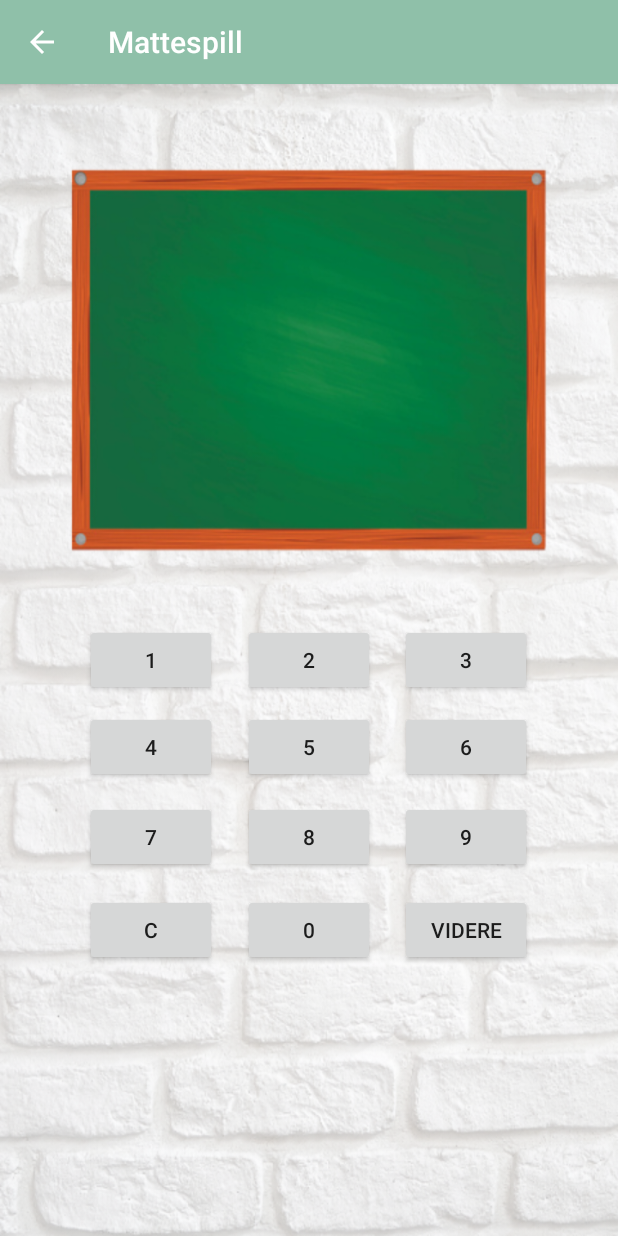
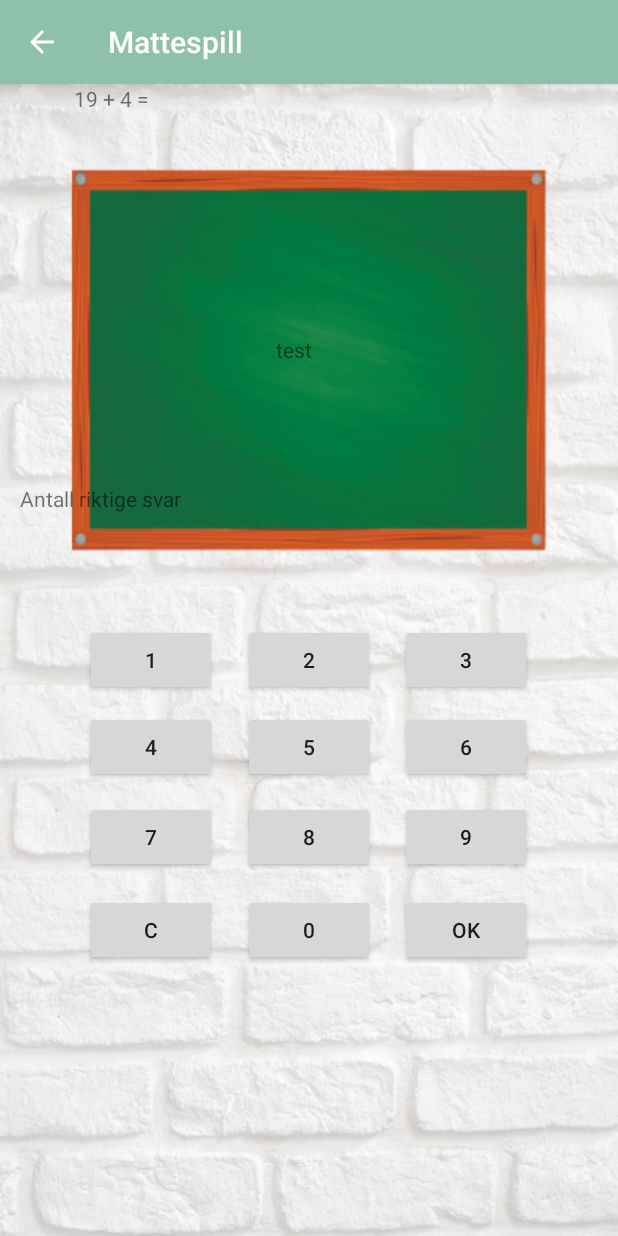
Before and after one commit to synneangell/Android-Mattespill, an Android app: the StartSpill screen opened directly, with no data from a screen before it, on a phone screen of 412 x 824 dp. Run offline under Robolectric (Android 15) with nearby library versions, the phone set to English and light mode, and no system bars; 2 statements that could not run were skipped.

Commit message:
Litt mer kode

```diff
--- a/app/src/main/java/mattespill/com/example/myapplication/MainActivity.java
+++ b/app/src/main/java/mattespill/com/example/myapplication/MainActivity.java
@@ -17,10 +17,6 @@ public class MainActivity extends AppCompatActivity {
     protected void onCreate(Bundle savedInstanceState) {
         super.onCreate(savedInstanceState);
         setContentView(R.layout.activity_main);
-
-        /*********************************************
-         * Dette er metoder som åpner de forskjellige aktivitetene
-         *********************************************/
 
         startSpill = findViewById(R.id.startSpill);
         startSpill.setOnClickListener(new View.OnClickListener(){
--- a/app/src/main/java/mattespill/com/example/myapplication/StartSpill.java
+++ b/app/src/main/java/mattespill/com/example/myapplication/StartSpill.java
@@ -6,7 +6,9 @@ import android.content.res.Resources;
 import android.os.Bundle;
 import android.util.Log;
 import android.view.View;
+import android.widget.Button;
 import android.widget.TextView;
+import android.widget.Toast;
 
 import java.util.Arrays;
 import java.util.List;
@@ -16,111 +18,186 @@ public class StartSpill extends AppCompatActivity {
 
     List<String> oppgArray;
     List<String> oppgSvar;
-    TextView brukerSvar;
+    List<Integer> indekserBrukt;
+    TextView textBrukerSvar;
     TextView textRegnestykket;
     TextView textAntallRiktig;
+    Integer antallRiktig;
     TextView oppgaverIgjen;
     Random index;
+    String brukerSvar;
+    Integer n;
+    String textSvar;
+    Integer antallStykker;
+
 
     @Override
     protected void onCreate(Bundle savedInstanceState) {
         super.onCreate(savedInstanceState);
         setContentView(R.layout.activity_start_spill);
 
-        oppgArray = Arrays.asList(getResources().getString(R.array.regnestykker));
-        oppgSvar = Arrays.asList(getResources().getString(R.array.regnestykkerSvar));
-        int antallRiktige = 0;
-        textAntallRiktig.setText(String.valueOf(antallRiktige));
+        oppgArray = Arrays.asList(getResources().getStringArray(R.array.regnestykker));
+        oppgSvar = Arrays.asList(getResources().getStringArray(R.array.regnestykkerSvar));
 
+        textRegnestykket = (TextView)findViewById(R.id.textRegnestykket);
+        textBrukerSvar = (TextView)findViewById(R.id.textBrukerSvar);
+        textAntallRiktig = (TextView)findViewById(R.id.textAntallRiktig);
+        brukerSvar = "";
         index = new Random();
+        antallRiktig = 0;
 
         randomGenerator();
 
 
-/*        int i = 0;
-        for(int i = 0; i<oppgSvar.size(); i++){
-            Log.d(" "+oppgSvar[i]);
-        }*/
 
-        //INNHOLD I SPILLET
-
-        /**
-         * Må hente arrayet med regnestykkene og arrayet med svarene.
-         * Må hente input fra brukeren som inneholder svaret på regnestykkene
-         * Må sette antall poeng brukren har, starter på null når spiller starter
-         * Må hente vindu hvor brukeren får tilbakemelding om svaret var riktig eller galt.
-         * Må sette de forskjellige knappene til å inneholde faktiske tallverdier
-         **/
+        //Lytter på knappene
+        final Button btn1 = (Button)findViewById(R.id.btn1);
+        final Button btn2 = (Button)findViewById(R.id.btn2);
+        final Button btn3 = (Button)findViewById(R.id.btn3);
+        final Button btn4 = (Button)findViewById(R.id.btn4);
+        final Button btn5 = (Button)findViewById(R.id.btn5);
+        final Button btn6 = (Button)findViewById(R.id.btn6);
+        final Button btn7 = (Button)findViewById(R.id.btn7);
+        final Button btn8 = (Button)findViewById(R.id.btn8);
+        final Button btn9 = (Button)findViewById(R.id.btn9);
+        final Button btn0 = (Button)findViewById(R.id.btn0);
+        final Button btnOk = (Button)findViewById(R.id.btnOk);
+        final Button btnC = (Button)findViewById(R.id.btnC);
 
 
-        /*public void numbersOnClick(View v){
+        btnC.setOnClickListener(new View.OnClickListener(){
+            public void onClick(View v){
+                ok();
+            }
+        });
 
-        }*/
 
-        /**
-         * Metode som går tilbake til forside og spør om man er sikker på om man vil
-         * avslutte spillet og resultatet blir da ikke lagret i statistikken.
-         */
+        btn1.setOnClickListener(new View.OnClickListener(){
+            public void onClick(View v){
+                settNummer(1);
+            }
+        });
 
-        /**
-         * Meode som randomiserer regnestykkene slik at de kommer i forskjellig
-         * rekkefølge hver gang et nytt spill starter
-         */
+        btn2.setOnClickListener(new View.OnClickListener(){
+            public void onClick(View v){
+                settNummer(2);
+            }
+        });
 
-        /**
-         * Metode som beregner hvilken oppgave man er på og hvor mange det er igjen og
-         * viser det i en textView
-         */
+        btn3.setOnClickListener(new View.OnClickListener(){
+            public void onClick(View v){
+                settNummer(3);
+            }
+        });
 
-        /**
-         * Metode som viser hvor mange riktive svar det er enn så lenge ift. hvor mange
-         * spørsmål/regnestykker det er igjen. F.eks. 5 av 10 riktige. Så kun de riktige
-         * svarene blir registrert i det textView-et
-         */
+        btn4.setOnClickListener(new View.OnClickListener(){
+            public void onClick(View v){
+                settNummer(4);
+            }
+        });
 
-        /**
-         * Metode hvor feil input fra bruker kan bli fjernet og skrevet inn
-         * på nytt. En clear-metode som sletter det som står i EditText (C)
-         */
+        btn5.setOnClickListener(new View.OnClickListener(){
+            public void onClick(View v){
+                settNummer(5);
+            }
+        });
 
-        /**
-         * Må ha en metode som sjekker input fra bruker mot det faktiske svaret på
-         * regnestykket i arrayet med korrekte svar og gi tilbakemelding på om svaret
-         * var riktig eller ikke + ta brukeren til neste regnestykket. Svaret skal
-         * sjekkes i det brukeren trykker på "Svar" knappen?
-         */
+        btn6.setOnClickListener(new View.OnClickListener(){
+            public void onClick(View v){
+                settNummer(6);
+            }
+        });
 
-        /**
-         * Metode som sier at max tallet man kan skrive inn i EditText er 2 tall, ellers
-         * får brukeren en alert
-         */
+        btn7.setOnClickListener(new View.OnClickListener(){
+            public void onClick(View v){
+                settNummer(7);
+            }
+        });
+
+        btn8.setOnClickListener(new View.OnClickListener(){
+            public void onClick(View v){
+                settNummer(8);
+            }
+        });
+
+        btn9.setOnClickListener(new View.OnClickListener(){
+            public void onClick(View v){
+                settNummer(9);
+            }
+        });
+
+        btn0.setOnClickListener(new View.OnClickListener(){
+            public void onClick(View v){
+                settNummer(0);
+            }
+        });
+
     }
 
     public void randomGenerator(){
-        int n  = (int)(Math.random() * (24 - 0) + 24); //får ut random tall fra 0 til 24 (index størrelsen)
+        int øvreGrense = 25;
+        n  = index.nextInt(øvreGrense); //får ut random tall fra 0 til 24 (index størrelsen)
+
+        int i =0;
+        while(i < indekserBrukt.size()){
+            if(n==indekserBrukt.get(i)){
+                n  = index.nextInt(øvreGrense); //får ut random tall fra 0 til 24 (index størrelsen)
+
+            }
+        }
+        indekserBrukt.add(n);
+        Log.d("Verdien til n i random", String.valueOf(n));
+
         textRegnestykket.setText(oppgArray.get(n));
+    }
 
+    public void resetSvar(View v){
+        textBrukerSvar.setText("");
     }
 
     public void ikkeGjentagende(){
 
     }
 
+    public void settNummer(int nummer){
+        String input = String.valueOf(nummer);
+        brukerSvar = brukerSvar + input;
+        textBrukerSvar.setText(brukerSvar);
+        Log.d("Test", brukerSvar);
+    }
 
-    public void maxNummer(){
-        int sjekkNr = brukerSvar.length();
-        if(sjekkNr > 2){
-            Log.d("ALERT", "Maks 2 tall");
+    public void ok(){
+        String svar = textBrukerSvar.getText().toString();
+        String riktigSvar = oppgSvar.get(n);
+        Log.d("Verdien til n i ok-metoden", String.valueOf(n));
+        if(svar.equals(riktigSvar)){
+            Toast.makeText(StartSpill.this, "Riktig!", Toast.LENGTH_SHORT).show();
+            antallRiktig = antallRiktig +  1;
+            textAntallRiktig.setText(antallRiktig.toString());
+            brukerSvar = "";
+            textBrukerSvar.setText("");
+            randomGenerator();
+        }
+        else{
+            Toast.makeText(StartSpill.this, "Feil!", Toast.LENGTH_SHORT).show();
+            brukerSvar = "";
+            textBrukerSvar.setText("");
+            textAntallRiktig.setText(antallRiktig.toString());
+            randomGenerator();
         }
     }
 
-/*    public void knappNummer(View v){
-        switch (v.getId()){
-            case R.id.btn1 :
-                setNumber(1);
-                maxNummer();
-        }
-    }*/
+    /*
+    @Override
+    protected void onSaveInstanceState(Bundle outState){
+        super.onSaveInstanceState(outState);
 
 
+    }
+
+    @Override
+    public void onRestoreInstanceState(Bundle savedInstanceState){
+        super.onRestoreInstanceState(savedInstanceState);
+    }
+*/
 }
--- a/app/src/main/res/layout/activity_preferanser.xml
+++ b/app/src/main/res/layout/activity_preferanser.xml
@@ -27,6 +27,7 @@
 
     <Button
         android:id="@+id/btnNorsk"
+        android:onClick="norsk"
         android:layout_width="wrap_content"
         android:layout_height="wrap_content"
         android:layout_marginStart="76dp"
@@ -43,6 +44,7 @@
 
     <Button
         android:id="@+id/btnTysk"
+        android:onClick="tysk"
         android:layout_width="wrap_content"
         android:layout_height="wrap_content"
         android:layout_marginStart="238dp"
--- a/app/src/main/res/layout/activity_start_spill.xml
+++ b/app/src/main/res/layout/activity_start_spill.xml
@@ -24,7 +24,7 @@
         android:layout_marginEnd="267dp"
         android:layout_marginRight="267dp"
         android:layout_marginBottom="342dp"
-        android:text="1"
+        android:text="@string/btn1"
         app:layout_constraintBottom_toBottomOf="parent"
         app:layout_constraintEnd_toEndOf="parent"
         app:layout_constraintStart_toStartOf="parent"
@@ -40,14 +40,14 @@
         android:layout_marginEnd="162dp"
         android:layout_marginRight="162dp"
         android:layout_marginBottom="342dp"
-        android:text="2"
+        android:text="@string/btn2"
         app:layout_constraintBottom_toBottomOf="parent"
         app:layout_constraintEnd_toEndOf="parent"
         app:layout_constraintStart_toStartOf="parent"
         app:layout_constraintTop_toTopOf="parent" />
 
     <Button
-        android:id="@+id/button9"
+        android:id="@+id/btn3"
         android:layout_width="wrap_content"
         android:layout_height="wrap_content"
         android:layout_marginStart="266dp"
@@ -56,7 +56,7 @@
         android:layout_marginEnd="57dp"
         android:layout_marginRight="57dp"
         android:layout_marginBottom="342dp"
-        android:text="3"
+        android:text="@string/btn3"
         app:layout_constraintBottom_toBottomOf="parent"
         app:layout_constraintEnd_toEndOf="parent"
         app:layout_constraintStart_toStartOf="parent"
@@ -72,14 +72,14 @@
         android:layout_marginEnd="267dp"
         android:layout_marginRight="267dp"
         android:layout_marginBottom="284dp"
-        android:text="4"
+        android:text="@string/btn4"
         app:layout_constraintBottom_toBottomOf="parent"
         app:layout_constraintEnd_toEndOf="parent"
         app:layout_constraintStart_toStartOf="parent"
         app:layout_constraintTop_toTopOf="parent" />
 
     <Button
-        android:id="@+id/button11"
+        android:id="@+id/btn5"
         android:layout_width="wrap_content"
         android:layout_height="wrap_content"
         android:layout_marginStart="161dp"
@@ -88,7 +88,7 @@
         android:layout_marginEnd="162dp"
         android:layout_marginRight="162dp"
         android:layout_marginBottom="284dp"
-        android:text="5"
+        android:text="@string/btn5"
         app:layout_constraintBottom_toBottomOf="parent"
         app:layout_constraintEnd_toEndOf="parent"
         app:layout_constraintStart_toStartOf="parent"
@@ -104,7 +104,7 @@
         android:layout_marginEnd="57dp"
         android:layout_marginRight="57dp"
         android:layout_marginBottom="284dp"
-        android:text="6"
+        android:text="@string/btn6"
         app:layout_constraintBottom_toBottomOf="parent"
         app:layout_constraintEnd_toEndOf="parent"
         app:layout_constraintStart_toStartOf="parent"
@@ -120,7 +120,7 @@
         android:layout_marginEnd="267dp"
         android:layout_marginRight="267dp"
         android:layout_marginBottom="224dp"
-        android:text="7"
+        android:text="@string/btn7"
         app:layout_constraintBottom_toBottomOf="parent"
         app:layout_constraintEnd_toEndOf="parent"
         app:layout_constraintStart_toStartOf="parent"
@@ -136,7 +136,7 @@
         android:layout_marginEnd="162dp"
         android:layout_marginRight="162dp"
         android:layout_marginBottom="224dp"
-        android:text="8"
+        android:text="@string/btn8"
         app:layout_constraintBottom_toBottomOf="parent"
         app:layout_constraintEnd_toEndOf="parent"
         app:layout_constraintStart_toStartOf="parent"
@@ -152,7 +152,7 @@
         android:layout_marginEnd="57dp"
         android:layout_marginRight="57dp"
         android:layout_marginBottom="224dp"
-        android:text="9"
+        android:text="@string/btn9"
         app:layout_constraintBottom_toBottomOf="parent"
         app:layout_constraintEnd_toEndOf="parent"
         app:layout_constraintStart_toStartOf="parent"
@@ -169,6 +169,7 @@
         android:layout_marginRight="267dp"
         android:layout_marginBottom="162dp"
         android:text="C"
+        android:onClick="resetSvar"
         app:layout_constraintBottom_toBottomOf="parent"
         app:layout_constraintEnd_toEndOf="parent"
         app:layout_constraintStart_toStartOf="parent"
@@ -184,14 +185,14 @@
         android:layout_marginEnd="162dp"
         android:layout_marginRight="162dp"
         android:layout_marginBottom="162dp"
-        android:text="0"
+        android:text="@string/btn0"
         app:layout_constraintBottom_toBottomOf="parent"
         app:layout_constraintEnd_toEndOf="parent"
         app:layout_constraintStart_toStartOf="parent"
         app:layout_constraintTop_toTopOf="parent" />
 
     <Button
-        android:id="@+id/button18"
+        android:id="@+id/btnOk"
         android:layout_width="wrap_content"
         android:layout_height="wrap_content"
         android:layout_marginStart="266dp"
@@ -200,7 +201,7 @@
         android:layout_marginEnd="57dp"
         android:layout_marginRight="57dp"
         android:layout_marginBottom="162dp"
-        android:text="Videre"
+        android:text="@string/ok"
         app:layout_constraintBottom_toBottomOf="parent"
         app:layout_constraintEnd_toEndOf="parent"
         app:layout_constraintStart_toStartOf="parent"
@@ -209,54 +210,54 @@
     <TextView
         android:id="@+id/textAntallRiktig"
         android:layout_width="126dp"
-        android:layout_height="0dp"
-        android:layout_marginStart="123dp"
-        android:layout_marginLeft="123dp"
-        android:layout_marginTop="274dp"
+        android:layout_height="29dp"
+        android:layout_marginStart="183dp"
+        android:layout_marginLeft="183dp"
+        android:layout_marginTop="149dp"
         android:layout_marginEnd="102dp"
         android:layout_marginRight="102dp"
-        android:layout_marginBottom="428dp"
+        android:layout_marginBottom="553dp"
+        android:text="test"
         app:layout_constraintBottom_toBottomOf="parent"
         app:layout_constraintEnd_toEndOf="parent"
-        app:layout_constraintHorizontal_bias="0.0"
         app:layout_constraintStart_toStartOf="parent"
-        app:layout_constraintTop_toTopOf="parent"
-        app:layout_constraintVertical_bias="1.0" />
+        app:layout_constraintTop_toTopOf="parent" />
 
     <TextView
         android:id="@+id/textRegnestykket"
         android:layout_width="113dp"
         android:layout_height="60dp"
-        android:layout_marginStart="84dp"
-        android:layout_marginLeft="84dp"
-        android:layout_marginTop="145dp"
-        android:layout_marginEnd="214dp"
-        android:layout_marginRight="214dp"
-        android:layout_marginBottom="526dp"
         android:text="@string/regnestykket"
+        app:layout_constraintEnd_toStartOf="@+id/textBrukerSvar"
+        app:layout_constraintHorizontal_bias="0.745"
+        app:layout_constraintStart_toStartOf="parent"
+        tools:layout_editor_absoluteY="149dp" />
+
+    <TextView
+        android:id="@+id/textBrukerSvar"
+        android:layout_width="105dp"
+        android:layout_height="53dp"
+        android:layout_marginStart="179dp"
+        android:layout_marginLeft="179dp"
+        android:layout_marginTop="198dp"
+        android:layout_marginEnd="127dp"
+        android:layout_marginRight="127dp"
+        android:layout_marginBottom="480dp"
         app:layout_constraintBottom_toBottomOf="parent"
         app:layout_constraintEnd_toEndOf="parent"
-        app:layout_constraintHorizontal_bias="1.0"
         app:layout_constraintStart_toStartOf="parent"
-        app:layout_constraintTop_toTopOf="parent"
-        app:layout_constraintVertical_bias="0.0" />
+        app:layout_constraintTop_toTopOf="parent" />
 
     <TextView
-        android:id="@+id/brukerSvar"
-        android:layout_width="105dp"
-        android:layout_height="53dp"
-        android:layout_marginStart="219dp"
-        android:layout_marginLeft="219dp"
-        android:layout_marginTop="149dp"
-        android:layout_marginEnd="87dp"
-        android:layout_marginRight="87dp"
-        android:layout_marginBottom="529dp"
-        android:text="@string/brukerSvar"
+        android:id="@+id/textView5"
+        android:layout_width="157dp"
+        android:layout_height="37dp"
+        android:layout_marginTop="251dp"
+        android:layout_marginBottom="449dp"
+        android:text="Antall riktige svar"
         app:layout_constraintBottom_toBottomOf="parent"
-        app:layout_constraintEnd_toEndOf="parent"
-        app:layout_constraintHorizontal_bias="0.0"
+        app:layout_constraintEnd_toStartOf="@+id/textAntallRiktig"
         app:layout_constraintStart_toStartOf="parent"
-        app:layout_constraintTop_toTopOf="parent"
-        app:layout_constraintVertical_bias="1.0" />
+        app:layout_constraintTop_toTopOf="parent" />
 
 </androidx.constraintlayout.widget.ConstraintLayout>
--- a/app/src/main/res/values/strings.xml
+++ b/app/src/main/res/values/strings.xml
@@ -14,5 +14,20 @@
     <string name="radio_25oppg">25 oppgaver</string>
     <string name="radioOppgaver">radioOppgaver</string>
     <string name="regnestykket"></string>
+    <string name="btn1">1</string>
+    <string name="btn2">2</string>
+    <string name="btn3">3</string>
+    <string name="btn4">4</string>
+    <string name="btn5">5</string>
+    <string name="btn6">6</string>
+    <string name="btn7">7</string>
+    <string name="btn8">8</string>
+    <string name="btn9">9</string>
+    <string name="btn0">0</string>
+    <string name="ok">Ok</string>
+    <string name="textAntallRiktig">Antall riktige svar</string>
+
+
+
 
 </resources>
```
Also changed, not shown: app/src/main/java/mattespill/com/example/myapplication/Preferanser.java (+20 -22 lines), app/src/main/java/mattespill/com/example/myapplication/Statistikk.java (+0 -7 lines).
